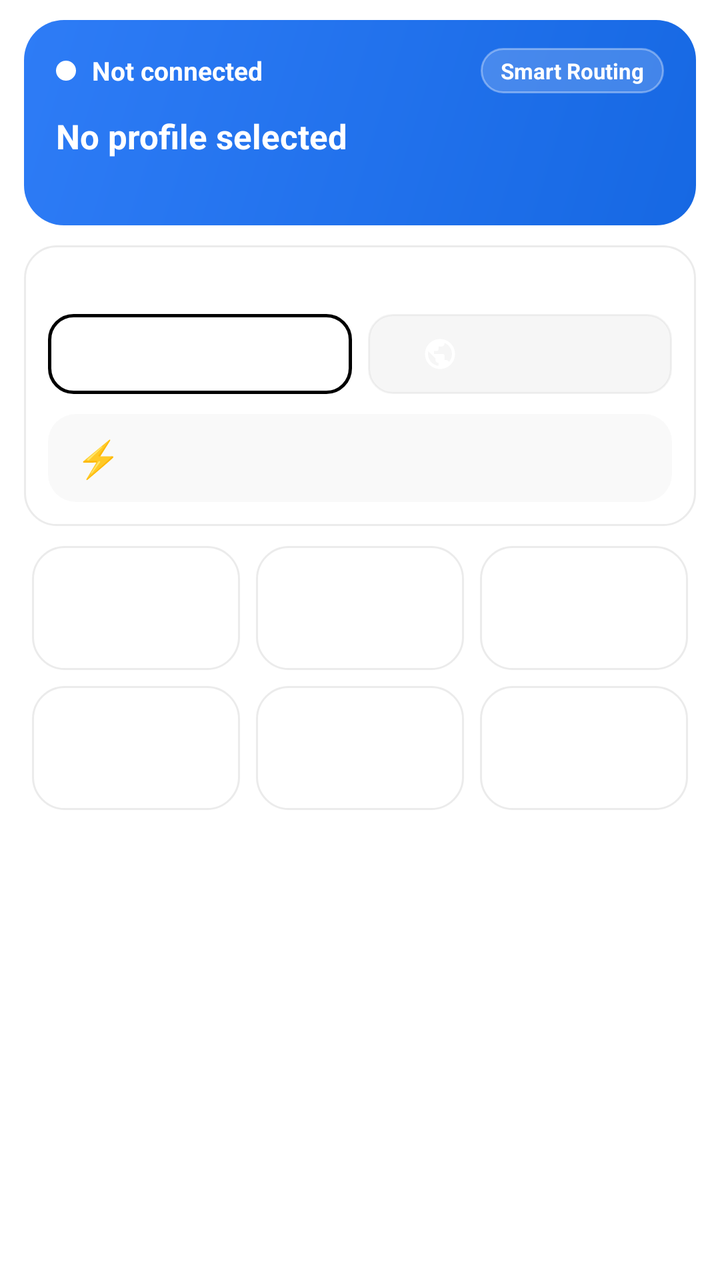
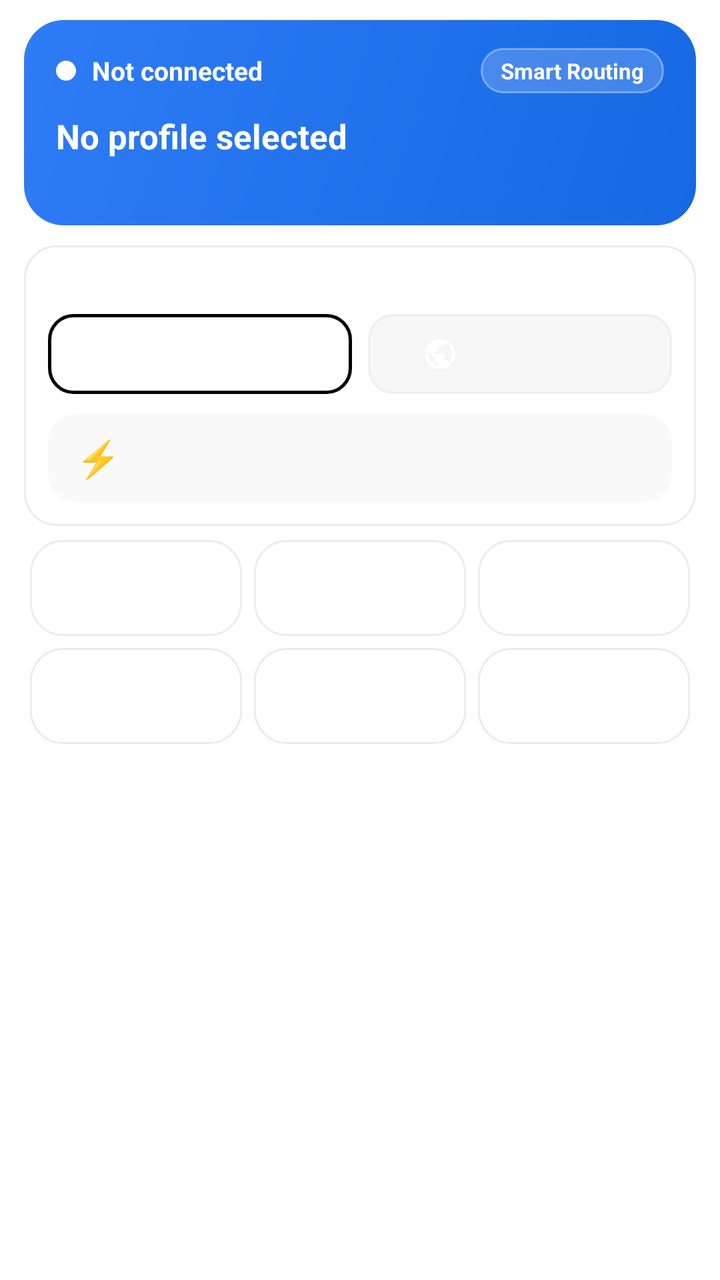

The first picture is an Android layout as it rendered before a commit; the second is the same layout after the commit. The layout source and the unified diff follow.
<!-- AndroidManifest.xml: application theme Theme.Start -->
<!-- res/layout/layout_home_header.xml -->
<?xml version="1.0" encoding="utf-8"?>
<LinearLayout xmlns:android="http://schemas.android.com/apk/res/android"
    xmlns:app="http://schemas.android.com/apk/res-auto"
    android:layout_width="match_parent"
    android:layout_height="wrap_content"
    android:orientation="vertical"
    android:paddingStart="12dp"
    android:paddingTop="10dp"
    android:paddingEnd="12dp"
    android:paddingBottom="2dp">

    
    <LinearLayout
        android:layout_width="match_parent"
        android:layout_height="wrap_content"
        android:background="@drawable/bg_hubox_hero"
        android:orientation="vertical"
        android:paddingStart="16dp"
        android:paddingTop="14dp"
        android:paddingEnd="16dp"
        android:paddingBottom="14dp">

        <LinearLayout
            android:layout_width="match_parent"
            android:layout_height="wrap_content"
            android:gravity="center_vertical"
            android:orientation="horizontal">

            <View
                android:id="@+id/home_status_dot"
                android:layout_width="10dp"
                android:layout_height="10dp"
                android:background="@drawable/bg_home_dot" />

            <TextView
                android:id="@+id/home_status_text"
                android:layout_width="wrap_content"
                android:layout_height="wrap_content"
                android:layout_marginStart="8dp"
                android:text="@string/not_connected"
                android:textColor="#FFFFFF"
                android:textSize="13sp"
                android:textStyle="bold" />

            <View
                android:layout_width="0dp"
                android:layout_height="1dp"
                android:layout_weight="1" />

            <TextView
                android:id="@+id/home_mode_chip"
                android:layout_width="wrap_content"
                android:layout_height="wrap_content"
                android:background="@drawable/bg_home_chip"
                android:paddingStart="10dp"
                android:paddingTop="4dp"
                android:paddingEnd="10dp"
                android:paddingBottom="4dp"
                android:text="@string/mode_smart_routing"
                android:textColor="#FFFFFF"
                android:textSize="11sp"
                android:textStyle="bold" />
        </LinearLayout>

        <TextView
            android:id="@+id/home_profile_name"
            android:layout_width="match_parent"
            android:layout_height="wrap_content"
            android:layout_marginTop="10dp"
            android:ellipsize="end"
            android:maxLines="1"
            android:text="@string/home_no_profile"
            android:textColor="#FFFFFF"
            android:textSize="17sp"
            android:textStyle="bold" />

        <TextView
            android:id="@+id/home_profile_meta"
            android:layout_width="match_parent"
            android:layout_height="wrap_content"
            android:layout_marginTop="3dp"
            android:ellipsize="end"
            android:maxLines="1"
            android:textColor="#CCFFFFFF"
            android:textSize="12sp" />
    </LinearLayout>

    
    <LinearLayout
        android:layout_width="match_parent"
        android:layout_height="wrap_content"
        android:layout_marginTop="10dp"
        android:background="@drawable/bg_home_card"
        android:orientation="vertical"
        android:paddingTop="10dp"
        android:paddingBottom="12dp">

        <TextView
            android:layout_width="match_parent"
            android:layout_height="wrap_content"
            android:letterSpacing="0.08"
            android:paddingStart="18dp"
            android:paddingEnd="18dp"
            android:text="@string/proxy_mode_title"
            android:textColor="?android:attr/textColorSecondary"
            android:textSize="12sp"
            android:textStyle="bold" />

        <LinearLayout
            android:layout_width="match_parent"
            android:layout_height="40dp"
            android:layout_marginStart="12dp"
            android:layout_marginTop="8dp"
            android:layout_marginEnd="12dp"
            android:orientation="horizontal">

            <LinearLayout
                android:id="@+id/home_btn_mode_smart"
                android:layout_width="0dp"
                android:layout_height="match_parent"
                android:layout_weight="1"
                android:background="@drawable/bg_proxy_mode_btn_active"
                android:clickable="true"
                android:focusable="true"
                android:gravity="center"
                android:orientation="horizontal"
                android:paddingStart="8dp"
                android:paddingEnd="8dp">

                <ImageView
                    android:id="@+id/home_icon_mode_smart"
                    android:layout_width="18dp"
                    android:layout_height="18dp"
                    android:src="@drawable/ic_baseline_compare_arrows_24"
                    app:tint="?android:attr/textColorPrimary" />

                <TextView
                    android:id="@+id/home_text_mode_smart"
                    android:layout_width="wrap_content"
                    android:layout_height="wrap_content"
                    android:layout_marginStart="6dp"
                    android:ellipsize="end"
                    android:maxLines="1"
                    android:text="@string/mode_smart_routing"
                    android:textColor="?android:attr/textColorPrimary"
                    android:textSize="13sp"
                    android:textStyle="bold" />
            </LinearLayout>

            <View
                android:layout_width="8dp"
                android:layout_height="match_parent" />

            <LinearLayout
                android:id="@+id/home_btn_mode_global"
                android:layout_width="0dp"
                android:layout_height="match_parent"
                android:layout_weight="1"
                android:background="@drawable/bg_proxy_mode_btn_inactive"
                android:clickable="true"
                android:focusable="true"
                android:gravity="center"
                android:orientation="horizontal"
                android:paddingStart="8dp"
                android:paddingEnd="8dp">

                <ImageView
                    android:id="@+id/home_icon_mode_global"
                    android:layout_width="18dp"
                    android:layout_height="18dp"
                    android:src="@drawable/baseline_public_24"
                    app:tint="?android:attr/textColorSecondary" />

                <TextView
                    android:id="@+id/home_text_mode_global"
                    android:layout_width="wrap_content"
                    android:layout_height="wrap_content"
                    android:layout_marginStart="6dp"
                    android:ellipsize="end"
                    android:maxLines="1"
                    android:text="@string/mode_global_proxy"
                    android:textColor="?android:attr/textColorSecondary"
                    android:textSize="13sp"
                    android:textStyle="bold" />
            </LinearLayout>
        </LinearLayout>

        <LinearLayout
            android:id="@+id/home_btn_battery"
            android:layout_width="match_parent"
            android:layout_height="44dp"
            android:layout_marginStart="12dp"
            android:layout_marginTop="10dp"
            android:layout_marginEnd="12dp"
            android:background="@drawable/bg_proxy_mode_row"
            android:clickable="true"
            android:focusable="true"
            android:gravity="center_vertical"
            android:orientation="horizontal"
            android:paddingStart="14dp"
            android:paddingEnd="14dp">

            <TextView
                android:layout_width="22dp"
                android:layout_height="wrap_content"
                android:gravity="center"
                android:text="⚡"
                android:textSize="18sp" />

            <TextView
                android:layout_width="0dp"
                android:layout_height="wrap_content"
                android:layout_marginStart="14dp"
                android:layout_weight="1"
                android:text="@string/battery_saver_title"
                android:textColor="?android:attr/textColorPrimary"
                android:textSize="15sp"
                android:textStyle="bold" />

            <TextView
                android:id="@+id/home_text_battery_value"
                android:layout_width="wrap_content"
                android:layout_height="wrap_content"
                android:maxLines="1"
                android:text="@string/battery_saver_balanced"
                android:textColor="?android:attr/textColorSecondary"
                android:textSize="12sp" />

            <TextView
                android:layout_width="wrap_content"
                android:layout_height="wrap_content"
                android:layout_marginStart="6dp"
                android:text="›"
                android:textColor="?android:attr/textColorSecondary"
                android:textSize="20sp" />
        </LinearLayout>
    </LinearLayout>

    
    <GridLayout
        android:layout_width="match_parent"
        android:layout_height="wrap_content"
        android:layout_marginTop="6dp"
        android:alignmentMode="alignMargins"
        android:columnCount="3"
        android:rowCount="2"
        android:useDefaultMargins="false">

        <LinearLayout
            android:id="@+id/home_tile_group"
            android:layout_width="0dp"
            android:layout_height="62dp"
            android:layout_margin="4dp"
            android:layout_columnWeight="1"
            android:background="@drawable/bg_home_card"
            android:clickable="true"
            android:focusable="true"
            android:gravity="center"
            android:orientation="vertical">

            <ImageView
                android:layout_width="22dp"
                android:layout_height="22dp"
                android:src="@drawable/ic_outline_view_list_24"
                app:tint="?attr/colorPrimary" />

            <TextView
                android:layout_width="wrap_content"
                android:layout_height="wrap_content"
                android:layout_marginTop="5dp"
                android:text="@string/menu_group"
                android:textColor="?android:attr/textColorPrimary"
                android:textSize="12sp" />
        </LinearLayout>

        <LinearLayout
            android:id="@+id/home_tile_route"
            android:layout_width="0dp"
            android:layout_height="62dp"
            android:layout_margin="4dp"
            android:layout_columnWeight="1"
            android:background="@drawable/bg_home_card"
            android:clickable="true"
            android:focusable="true"
            android:gravity="center"
            android:orientation="vertical">

            <ImageView
                android:layout_width="22dp"
                android:layout_height="22dp"
                android:src="@drawable/ic_outline_directions_24"
                app:tint="?attr/colorPrimary" />

            <TextView
                android:layout_width="wrap_content"
                android:layout_height="wrap_content"
                android:layout_marginTop="5dp"
                android:text="@string/menu_route"
                android:textColor="?android:attr/textColorPrimary"
                android:textSize="12sp" />
        </LinearLayout>

        <LinearLayout
            android:id="@+id/home_tile_diagnostics"
            android:layout_width="0dp"
            android:layout_height="62dp"
            android:layout_margin="4dp"
            android:layout_columnWeight="1"
            android:background="@drawable/bg_home_card"
            android:clickable="true"
            android:focusable="true"
            android:gravity="center"
            android:orientation="vertical">

            <ImageView
                android:layout_width="22dp"
                android:layout_height="22dp"
                android:src="@drawable/ic_outline_health_and_safety_24"
                app:tint="?attr/colorPrimary" />

            <TextView
                android:layout_width="wrap_content"
                android:layout_height="wrap_content"
                android:layout_marginTop="5dp"
                android:ellipsize="end"
                android:maxLines="1"
                android:text="@string/menu_diagnostics"
                android:textColor="?android:attr/textColorPrimary"
                android:textSize="12sp" />
        </LinearLayout>

        <LinearLayout
            android:id="@+id/home_tile_tools"
            android:layout_width="0dp"
            android:layout_height="62dp"
            android:layout_margin="4dp"
            android:layout_columnWeight="1"
            android:background="@drawable/bg_home_card"
            android:clickable="true"
            android:focusable="true"
            android:gravity="center"
            android:orientation="vertical">

            <ImageView
                android:layout_width="22dp"
                android:layout_height="22dp"
                android:src="@drawable/ic_outline_construction_24"
                app:tint="?attr/colorPrimary" />

            <TextView
                android:layout_width="wrap_content"
                android:layout_height="wrap_content"
                android:layout_marginTop="5dp"
                android:text="@string/menu_tools"
                android:textColor="?android:attr/textColorPrimary"
                android:textSize="12sp" />
        </LinearLayout>

        <LinearLayout
            android:id="@+id/home_tile_logcat"
            android:layout_width="0dp"
            android:layout_height="62dp"
            android:layout_margin="4dp"
            android:layout_columnWeight="1"
            android:background="@drawable/bg_home_card"
            android:clickable="true"
            android:focusable="true"
            android:gravity="center"
            android:orientation="vertical">

            <ImageView
                android:layout_width="22dp"
                android:layout_height="22dp"
                android:src="@drawable/ic_outline_bug_report_24"
                app:tint="?attr/colorPrimary" />

            <TextView
                android:layout_width="wrap_content"
                android:layout_height="wrap_content"
                android:layout_marginTop="5dp"
                android:text="@string/menu_log"
                android:textColor="?android:attr/textColorPrimary"
                android:textSize="12sp" />
        </LinearLayout>

        <LinearLayout
            android:id="@+id/home_tile_about"
            android:layout_width="0dp"
            android:layout_height="62dp"
            android:layout_margin="4dp"
            android:layout_columnWeight="1"
            android:background="@drawable/bg_home_card"
            android:clickable="true"
            android:focusable="true"
            android:gravity="center"
            android:orientation="vertical">

            <ImageView
                android:layout_width="22dp"
                android:layout_height="22dp"
                android:src="@drawable/ic_baseline_info_24"
                app:tint="?attr/colorPrimary" />

            <TextView
                android:layout_width="wrap_content"
                android:layout_height="wrap_content"
                android:layout_marginTop="5dp"
                android:text="@string/menu_about"
                android:textColor="?android:attr/textColorPrimary"
                android:textSize="12sp" />
        </LinearLayout>
    </GridLayout>

</LinearLayout>
<!-- resources referenced by this layout -->
<resources>
  <!-- drawable bg_home_card (drawable) -->
  <?xml version="1.0" encoding="utf-8"?>
  <shape xmlns:android="http://schemas.android.com/apk/res/android"
      android:shape="rectangle">
      <solid android:color="@color/md3_surface" />
      <stroke
          android:width="1dp"
          android:color="#14000000" />
      <corners android:radius="16dp" />
  </shape>
  <!-- drawable bg_home_chip (drawable) -->
  <?xml version="1.0" encoding="utf-8"?>
  <shape xmlns:android="http://schemas.android.com/apk/res/android"
      android:shape="rectangle">
      <solid android:color="#2EFFFFFF" />
      <stroke
          android:width="1dp"
          android:color="#59FFFFFF" />
      <corners android:radius="999dp" />
  </shape>
  <!-- drawable bg_home_dot (drawable) -->
  <?xml version="1.0" encoding="utf-8"?>
  <shape xmlns:android="http://schemas.android.com/apk/res/android"
      android:shape="oval">
      <solid android:color="#FFFFFF" />
  </shape>
  <!-- drawable bg_hubox_hero (drawable) -->
  <?xml version="1.0" encoding="utf-8"?>
  <shape xmlns:android="http://schemas.android.com/apk/res/android"
      android:shape="rectangle">
      <gradient
          android:angle="135"
          android:startColor="#1668E3"
          android:endColor="#2E7CF6"
          android:type="linear" />
      <corners android:radius="20dp" />
  </shape>
  <!-- drawable bg_proxy_mode_btn_active (drawable) -->
  <?xml version="1.0" encoding="utf-8"?>
  <ripple xmlns:android="http://schemas.android.com/apk/res/android"
      android:color="?attr/colorControlHighlight">
      <item>
          <shape android:shape="rectangle">
              <corners android:radius="12dp" />
              <solid android:color="?attr/colorSurfaceVariant" />
              <stroke
                  android:width="1.5dp"
                  android:color="?attr/colorPrimary" />
          </shape>
      </item>
  </ripple>
  <!-- drawable bg_proxy_mode_btn_inactive (drawable) -->
  <?xml version="1.0" encoding="utf-8"?>
  <ripple xmlns:android="http://schemas.android.com/apk/res/android"
      android:color="?attr/colorControlHighlight">
      <item>
          <shape android:shape="rectangle">
              <corners android:radius="12dp" />
              <solid android:color="#12808080" />
              <stroke
                  android:width="1dp"
                  android:color="#1A808080" />
          </shape>
      </item>
  </ripple>
  <!-- drawable bg_proxy_mode_row (drawable) -->
  <?xml version="1.0" encoding="utf-8"?>
  <ripple xmlns:android="http://schemas.android.com/apk/res/android"
      android:color="?attr/colorControlHighlight">
      <item>
          <shape android:shape="rectangle">
              <corners android:radius="14dp" />
              <solid android:color="#0D808080" />
          </shape>
      </item>
  </ripple>
  <!-- drawable ic_baseline_compare_arrows_24 (drawable) -->
  <vector xmlns:android="http://schemas.android.com/apk/res/android"
      android:width="24dp"
      android:height="24dp"
      android:viewportWidth="24"
      android:viewportHeight="24"
      android:tint="?attr/colorControlNormal"
      android:autoMirrored="true">
    <path
        android:fillColor="@android:color/white"
        android:pathData="M9.01,14H2v2h7.01v3L13,15l-3.99,-4V14zM14.99,13v-3H22V8h-7.01V5L11,9L14.99,13z"/>
  </vector>
  <string name="battery_saver_balanced">Smart balance (recommended)</string>
  <string name="battery_saver_title">Battery Saver Mode</string>
  <string name="home_no_profile">No profile selected</string>
  <string name="menu_about">About</string>
  <string name="menu_diagnostics">Network Diagnostics</string>
  <string name="menu_group">Group</string>
  <string name="menu_log">Logs</string>
  <string name="menu_route">Route</string>
  <string name="menu_tools">Tools</string>
  <string name="mode_global_proxy">Global Mode</string>
  <string name="mode_smart_routing">Smart Routing</string>
  <string name="not_connected">Not connected</string>
  <string name="proxy_mode_title">Proxy Mode</string>
  <color name="md3_surface">#FFFFFF</color>
  <!-- unchanged entries left out for length: 7 -->
</resources>

<!-- the commit's change to res/layout/layout_home_header.xml (unified diff, before → after) -->
@@ -240,7 +240,7 @@
     <GridLayout
         android:layout_width="match_parent"
         android:layout_height="wrap_content"
-        android:layout_marginTop="6dp"
+        android:layout_marginTop="4dp"
         android:alignmentMode="alignMargins"
         android:columnCount="3"
         android:rowCount="2"
@@ -249,25 +249,25 @@
         <LinearLayout
             android:id="@+id/home_tile_group"
             android:layout_width="0dp"
-            android:layout_height="62dp"
-            android:layout_margin="4dp"
-            android:layout_columnWeight="1"
-            android:background="@drawable/bg_home_card"
-            android:clickable="true"
-            android:focusable="true"
-            android:gravity="center"
-            android:orientation="vertical">
-
-            <ImageView
-                android:layout_width="22dp"
-                android:layout_height="22dp"
+            android:layout_height="48dp"
+            android:layout_margin="3dp"
+            android:layout_columnWeight="1"
+            android:background="@drawable/bg_home_card"
+            android:clickable="true"
+            android:focusable="true"
+            android:gravity="center"
+            android:orientation="vertical">
+
+            <ImageView
+                android:layout_width="19dp"
+                android:layout_height="19dp"
                 android:src="@drawable/ic_outline_view_list_24"
                 app:tint="?attr/colorPrimary" />
 
             <TextView
                 android:layout_width="wrap_content"
                 android:layout_height="wrap_content"
-                android:layout_marginTop="5dp"
+                android:layout_marginTop="3dp"
                 android:text="@string/menu_group"
                 android:textColor="?android:attr/textColorPrimary"
                 android:textSize="12sp" />
@@ -276,25 +276,25 @@
         <LinearLayout
             android:id="@+id/home_tile_route"
             android:layout_width="0dp"
-            android:layout_height="62dp"
-            android:layout_margin="4dp"
-            android:layout_columnWeight="1"
-            android:background="@drawable/bg_home_card"
-            android:clickable="true"
-            android:focusable="true"
-            android:gravity="center"
-            android:orientation="vertical">
-
-            <ImageView
-                android:layout_width="22dp"
-                android:layout_height="22dp"
+            android:layout_height="48dp"
+            android:layout_margin="3dp"
+            android:layout_columnWeight="1"
+            android:background="@drawable/bg_home_card"
+            android:clickable="true"
+            android:focusable="true"
+            android:gravity="center"
+            android:orientation="vertical">
+
+            <ImageView
+                android:layout_width="19dp"
+                android:layout_height="19dp"
                 android:src="@drawable/ic_outline_directions_24"
                 app:tint="?attr/colorPrimary" />
 
             <TextView
                 android:layout_width="wrap_content"
                 android:layout_height="wrap_content"
-                android:layout_marginTop="5dp"
+                android:layout_marginTop="3dp"
                 android:text="@string/menu_route"
                 android:textColor="?android:attr/textColorPrimary"
                 android:textSize="12sp" />
@@ -303,25 +303,25 @@
         <LinearLayout
             android:id="@+id/home_tile_diagnostics"
             android:layout_width="0dp"
-            android:layout_height="62dp"
-            android:layout_margin="4dp"
-            android:layout_columnWeight="1"
-            android:background="@drawable/bg_home_card"
-            android:clickable="true"
-            android:focusable="true"
-            android:gravity="center"
-            android:orientation="vertical">
-
-            <ImageView
-                android:layout_width="22dp"
-                android:layout_height="22dp"
+            android:layout_height="48dp"
+            android:layout_margin="3dp"
+            android:layout_columnWeight="1"
+            android:background="@drawable/bg_home_card"
+            android:clickable="true"
+            android:focusable="true"
+            android:gravity="center"
+            android:orientation="vertical">
+
+            <ImageView
+                android:layout_width="19dp"
+                android:layout_height="19dp"
                 android:src="@drawable/ic_outline_health_and_safety_24"
                 app:tint="?attr/colorPrimary" />
 
             <TextView
                 android:layout_width="wrap_content"
                 android:layout_height="wrap_content"
-                android:layout_marginTop="5dp"
+                android:layout_marginTop="3dp"
                 android:ellipsize="end"
                 android:maxLines="1"
                 android:text="@string/menu_diagnostics"
@@ -332,25 +332,25 @@
         <LinearLayout
             android:id="@+id/home_tile_tools"
             android:layout_width="0dp"
-            android:layout_height="62dp"
-            android:layout_margin="4dp"
-            android:layout_columnWeight="1"
-            android:background="@drawable/bg_home_card"
-            android:clickable="true"
-            android:focusable="true"
-            android:gravity="center"
-            android:orientation="vertical">
-
-            <ImageView
-                android:layout_width="22dp"
-                android:layout_height="22dp"
+            android:layout_height="48dp"
+            android:layout_margin="3dp"
+            android:layout_columnWeight="1"
+            android:background="@drawable/bg_home_card"
+            android:clickable="true"
+            android:focusable="true"
+            android:gravity="center"
+            android:orientation="vertical">
+
+            <ImageView
+                android:layout_width="19dp"
+                android:layout_height="19dp"
                 android:src="@drawable/ic_outline_construction_24"
                 app:tint="?attr/colorPrimary" />
 
             <TextView
                 android:layout_width="wrap_content"
                 android:layout_height="wrap_content"
-                android:layout_marginTop="5dp"
+                android:layout_marginTop="3dp"
                 android:text="@string/menu_tools"
                 android:textColor="?android:attr/textColorPrimary"
                 android:textSize="12sp" />
@@ -359,25 +359,25 @@
         <LinearLayout
             android:id="@+id/home_tile_logcat"
             android:layout_width="0dp"
-            android:layout_height="62dp"
-            android:layout_margin="4dp"
-            android:layout_columnWeight="1"
-            android:background="@drawable/bg_home_card"
-            android:clickable="true"
-            android:focusable="true"
-            android:gravity="center"
-            android:orientation="vertical">
-
-            <ImageView
-                android:layout_width="22dp"
-                android:layout_height="22dp"
+            android:layout_height="48dp"
+            android:layout_margin="3dp"
+            android:layout_columnWeight="1"
+            android:background="@drawable/bg_home_card"
+            android:clickable="true"
+            android:focusable="true"
+            android:gravity="center"
+            android:orientation="vertical">
+
+            <ImageView
+                android:layout_width="19dp"
+                android:layout_height="19dp"
                 android:src="@drawable/ic_outline_bug_report_24"
                 app:tint="?attr/colorPrimary" />
 
             <TextView
                 android:layout_width="wrap_content"
                 android:layout_height="wrap_content"
-                android:layout_marginTop="5dp"
+                android:layout_marginTop="3dp"
                 android:text="@string/menu_log"
                 android:textColor="?android:attr/textColorPrimary"
                 android:textSize="12sp" />
@@ -386,25 +386,25 @@
         <LinearLayout
             android:id="@+id/home_tile_about"
             android:layout_width="0dp"
-            android:layout_height="62dp"
-            android:layout_margin="4dp"
-            android:layout_columnWeight="1"
-            android:background="@drawable/bg_home_card"
-            android:clickable="true"
-            android:focusable="true"
-            android:gravity="center"
-            android:orientation="vertical">
-
-            <ImageView
-                android:layout_width="22dp"
-                android:layout_height="22dp"
+            android:layout_height="48dp"
+            android:layout_margin="3dp"
+            android:layout_columnWeight="1"
+            android:background="@drawable/bg_home_card"
+            android:clickable="true"
+            android:focusable="true"
+            android:gravity="center"
+            android:orientation="vertical">
+
+            <ImageView
+                android:layout_width="19dp"
+                android:layout_height="19dp"
                 android:src="@drawable/ic_baseline_info_24"
                 app:tint="?attr/colorPrimary" />
 
             <TextView
                 android:layout_width="wrap_content"
                 android:layout_height="wrap_content"
-                android:layout_marginTop="5dp"
+                android:layout_marginTop="3dp"
                 android:text="@string/menu_about"
                 android:textColor="?android:attr/textColorPrimary"
                 android:textSize="12sp" />
